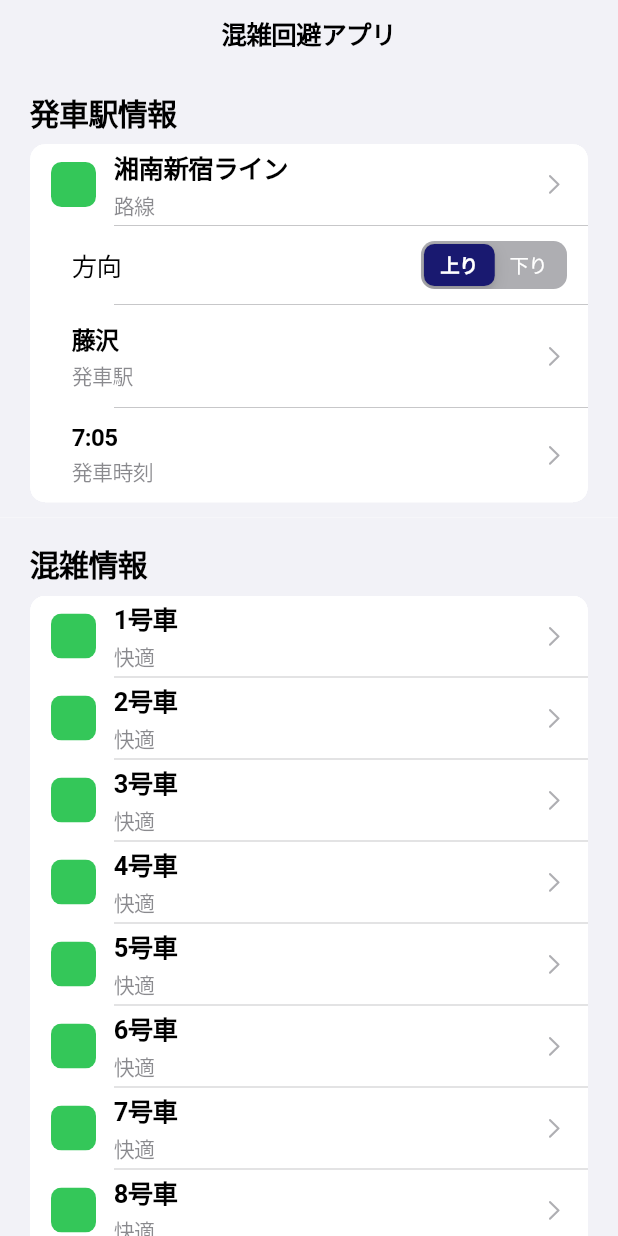
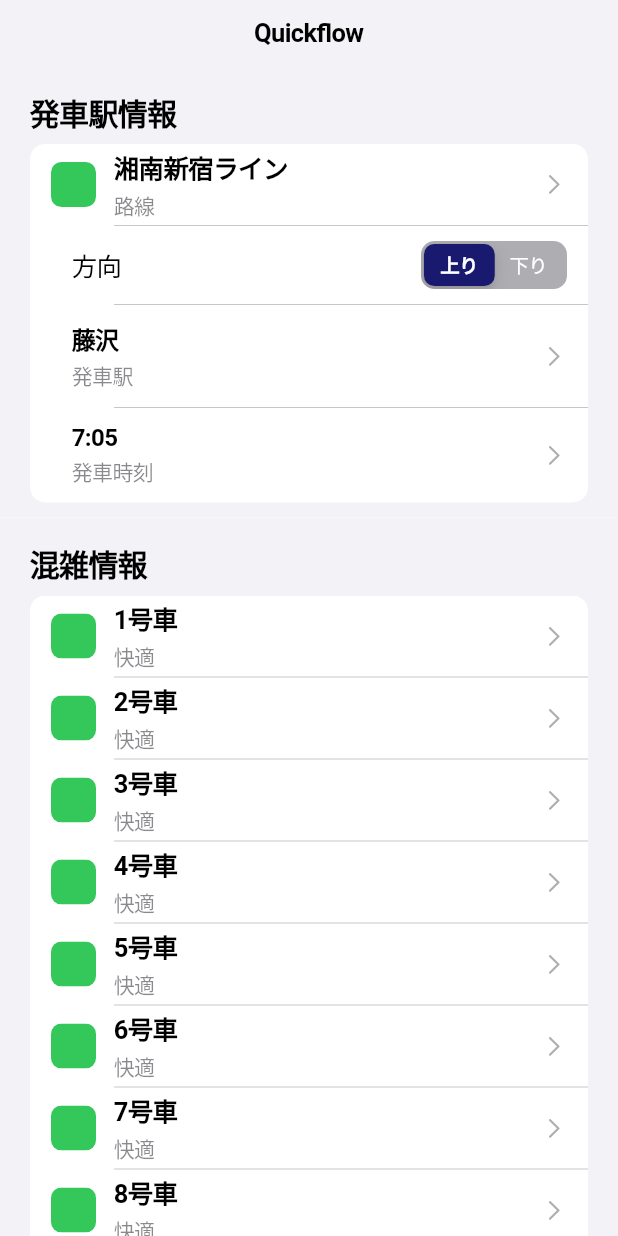
Before and after one commit to sakkke/quickflow, a Flutter app: the screen it shows after launch, on a phone screen of 412 x 824 dp. Run offline on Flutter 3.47's test engine with Material 3 defaults, Android fonts, the phone set to English and light mode, and no system bars.

Commit message:
feat: update text

```diff
--- a/lib/main.dart
+++ b/lib/main.dart
@@ -24,7 +24,7 @@ class MyApp extends StatelessWidget {
           return const CupertinoPageScaffold(
             backgroundColor: CupertinoColors.systemGrey6,
             navigationBar: CupertinoNavigationBar(
-              middle: Text('混雑回避アプリ'),
+              middle: Text('Quickflow'),
             ),
             child: SafeArea(child: Column(
               children: [
```
